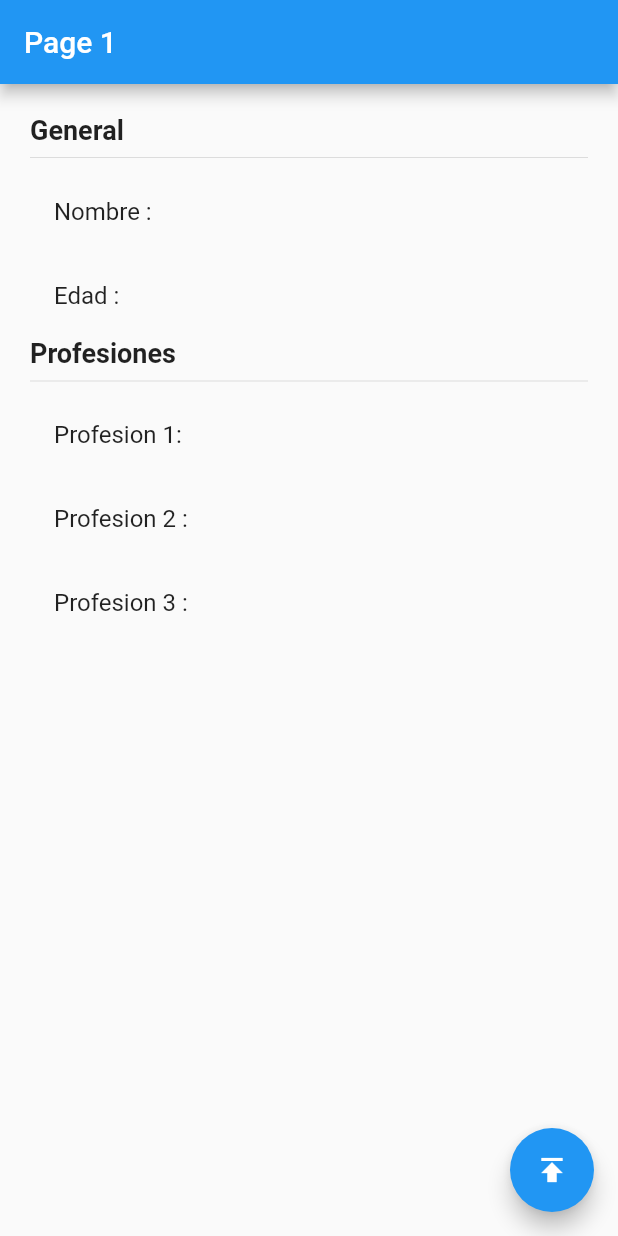
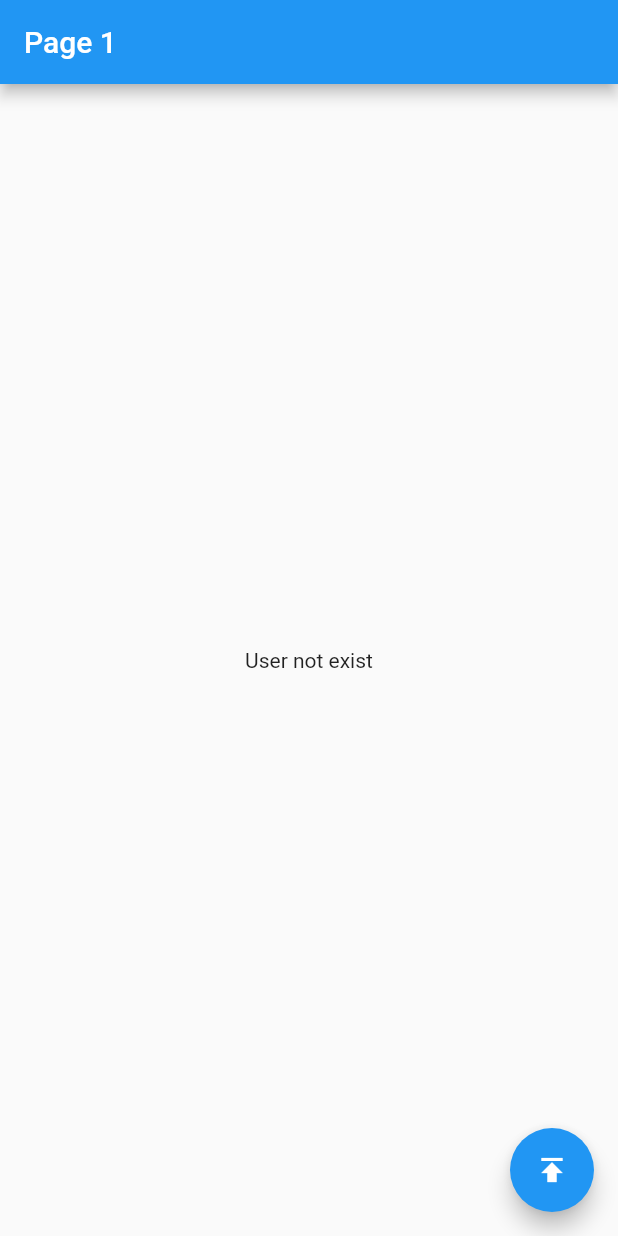
Before and after one commit to fernando59/estados_app, a Flutter app: the screen it shows after launch, on a phone screen of 412 x 824 dp. Run offline on Flutter 3.47's test engine with Material 2 defaults, Android fonts, the phone set to English and light mode, and no system bars.

Commit message:
Add singleton without refresh

```diff
--- a/lib/pages/page1_page.dart
+++ b/lib/pages/page1_page.dart
@@ -1,3 +1,5 @@
+import 'package:app_estados/models/User.dart';
+import 'package:app_estados/services/userService.dart';
 import 'package:flutter/material.dart';
 class Page1Page extends StatelessWidget {
 
@@ -6,9 +8,7 @@ class Page1Page extends StatelessWidget {
     return Scaffold(
       appBar: AppBar(title: Text('Page 1'),
       ),
-      body:Center(
-        child:_ContainerWidget()
-      ),
+      body:userService.existUser? _InformationUser(userService.user):_EmptyWidget(),
       floatingActionButton: FloatingActionButton(
         child: Icon(Icons.publish),
         onPressed: ()=> Navigator.pushNamed(context, 'page2')
@@ -18,7 +18,23 @@ class Page1Page extends StatelessWidget {
   }
 }
 
-class _ContainerWidget extends StatelessWidget {
+class _EmptyWidget extends StatelessWidget {
+  @override
+  Widget build(BuildContext context) {
+    return Container(
+      child: Center(
+        child: Text('User not exist'),
+      ),
+    );
+  }
+}
+
+class _InformationUser extends StatelessWidget {
+
+
+  final User? user;
+  const _InformationUser(this.user);
+
 
   @override
   Widget build(BuildContext context) {
@@ -31,8 +47,8 @@ class _ContainerWidget extends StatelessWidget {
         children: [
           Text('General',style: TextStyle(fontSize: 18,fontWeight: FontWeight.bold),),
           Divider(),
-          ListTile(title: Text('Nombre : '),),
-          ListTile(title: Text('Edad : '),),
+          ListTile(title: Text('Nombre : ${user?.name}'),),
+          ListTile(title: Text('Edad : ${user?.age}'),),
 
           Text('Profesiones',style: TextStyle(fontSize: 18,fontWeight: FontWeight.bold),),
           Divider(),
--- a/lib/pages/page2_page.dart
+++ b/lib/pages/page2_page.dart
@@ -1,3 +1,5 @@
+import 'package:app_estados/models/User.dart';
+import 'package:app_estados/services/userService.dart';
 import 'package:flutter/material.dart';
 
 class Page2Page extends StatelessWidget {
@@ -11,12 +13,17 @@ class Page2Page extends StatelessWidget {
           mainAxisAlignment: MainAxisAlignment.center,
           children: [
             MaterialButton(
-              onPressed: ()=>{},
+              onPressed: (){
+                final user = new User(age: 22,name: 'Fernando',professions: []);
+                userService.loadUser(user);
+              },
               child: Text('Establecer Usuario',style: TextStyle(color: Colors.white),),
               color: Colors.blue,
               ),
             MaterialButton(
-              onPressed: ()=>{},
+              onPressed: (){
+                userService.changeAge(33);
+              },
               child: Text('Cambiar Edad',style: TextStyle(color: Colors.white),),
               color: Colors.blue,
               ),
--- /dev/null
+++ b/lib/services/userService.dart
@@ -0,0 +1,21 @@
+
+
+import 'package:app_estados/models/User.dart';
+
+class _UserService{
+  User? _user;
+
+  User? get user => this._user;
+  bool get existUser =>(this._user != null)?true:false;
+
+  void loadUser(User user){
+    this._user = user;
+  }
+  void changeAge(int age){
+    this._user?.age = age;
+  }
+
+}
+
+
+final userService = new _UserService();
```
